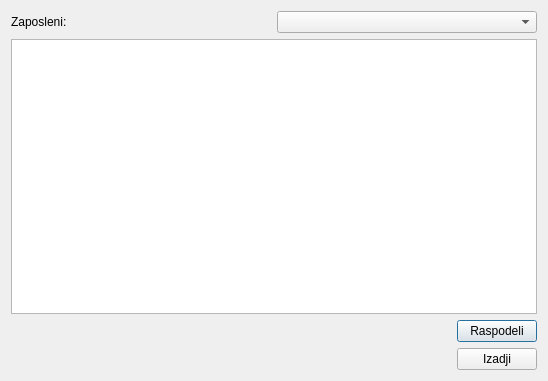
Above: raspodeli.ui from zivke/nabavke before the change. Below: the same form after it.
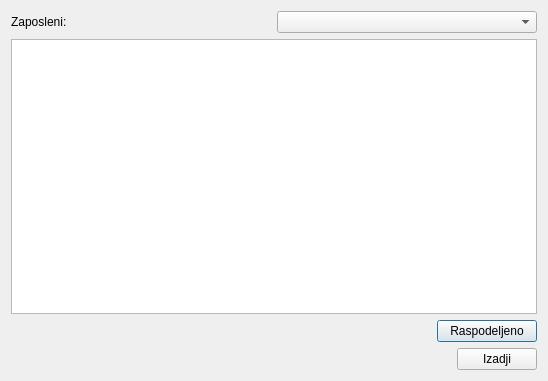
That is the form after the change.

```diff
--- a/raspodeli.ui
+++ b/raspodeli.ui
@@ -51,8 +51,14 @@
      </item>
      <item>
       <widget class="QPushButton" name="pushButton">
+       <property name="minimumSize">
+        <size>
+         <width>100</width>
+         <height>0</height>
+        </size>
+       </property>
        <property name="text">
-        <string>Raspodeli</string>
+        <string>Raspodeljeno</string>
        </property>
       </widget>
      </item>
```
